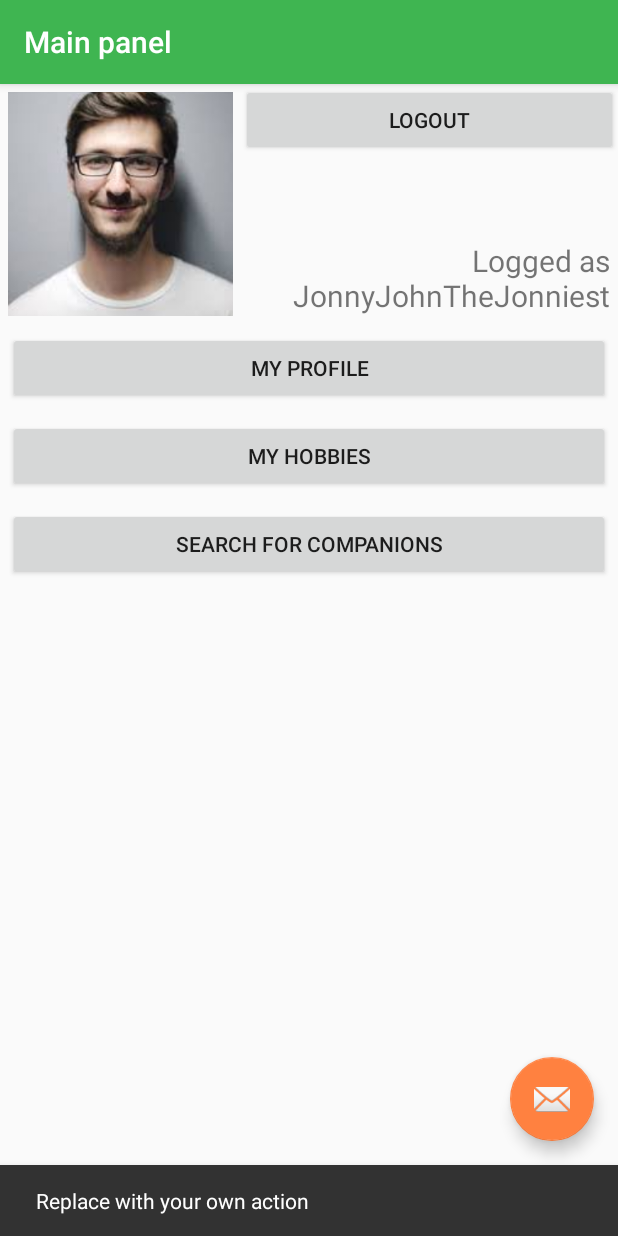
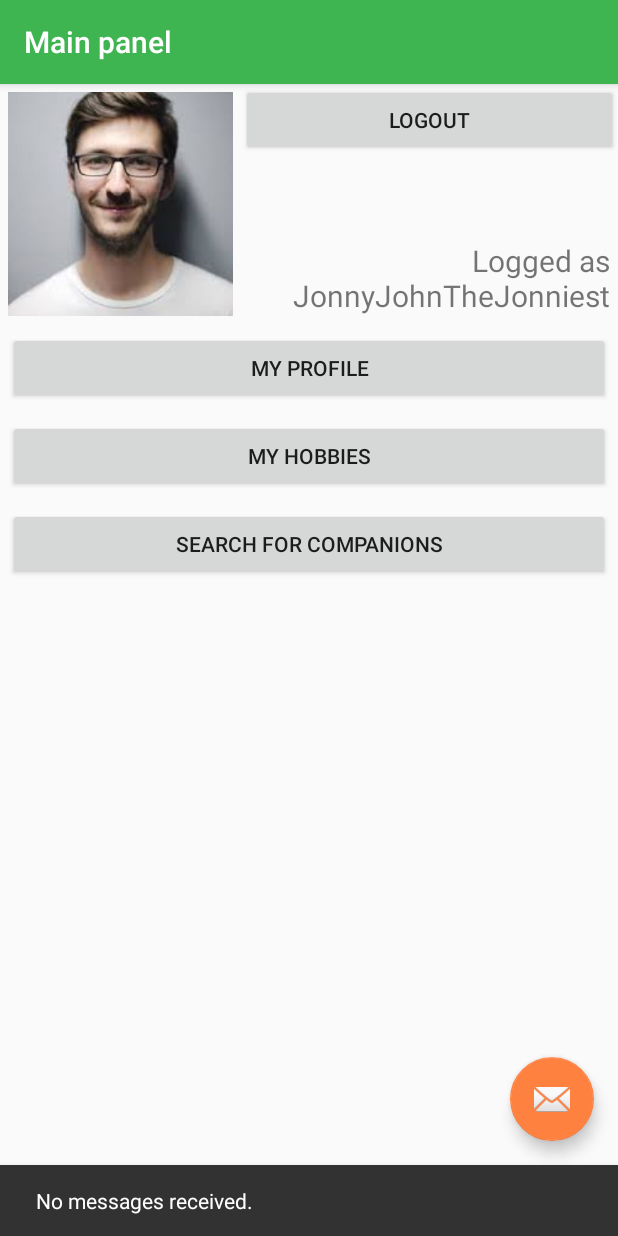
Before and after one commit to Mustrumion/HobbyHunter2, an Android app: the MainActivity screen opened directly, with no data from a screen before it, after a tap on an icon or button, on a phone screen of 412 x 824 dp. Run offline under Robolectric (Android 15) with nearby library versions, the phone set to English and light mode, and no system bars.

Commit message:
Replacing placeholder message

```diff
--- a/app/src/main/java/hunterpackage/hobbyhunter2/MainActivity.java
+++ b/app/src/main/java/hunterpackage/hobbyhunter2/MainActivity.java
@@ -23,7 +23,7 @@ public class MainActivity extends AppCompatActivity {
         fab.setOnClickListener(new OnClickListener() {
             @Override
             public void onClick(View view) {
-                Snackbar.make(view, "Replace with your own action", Snackbar.LENGTH_LONG)
+                Snackbar.make(view, "No messages received.", Snackbar.LENGTH_LONG)
                         .setAction("Action", null).show();
             }
         });
```
